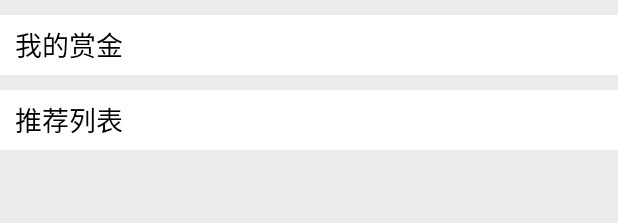
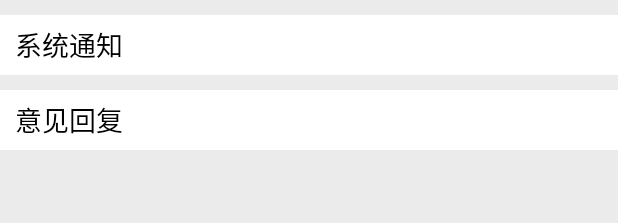
Before and after one commit to MoMoWait/AutoMiniProgram, an Android app: the layout fragment_notifaction.xml on its own in the app's theme, with its tools: preview values and no code run, on a phone screen of 412 x 824 dp. Shown: the top 223 px of the screen. Run offline under Robolectric (Android 15) with nearby library versions, the phone set to English and light mode, and no system bars.

Commit message:
Update main UI.
Signed-off-by: fly.gao <18396189097@163.com>

```diff
--- a/app/src/main/java/cn/edu/fjnu/autominiprogram/data/ConstData.java
+++ b/app/src/main/java/cn/edu/fjnu/autominiprogram/data/ConstData.java
@@ -90,14 +90,14 @@ public class ConstData {
     /**
      * 底部导航栏的文字选中显示
      */
-    public static final int TAB_SELECT_TEXT_COLOR = ContextCompat.getColor(CommonValues.application, R.color.tab_select_text_green);
+    public static final int TAB_SELECT_TEXT_COLOR = ContextCompat.getColor(CommonValues.application, R.color.tab_select_text_blue);
     /**
      * 底部导航项
      */
     public static final TabItem[] TAB_ITEMS = new TabItem[]{
             //new TabItem(CommonValues.application.getString(R.string.app_name), R.mipmap.home_normal, R.mipmap.home_select_green, TAB_TEXT_COLOR, TAB_SELECT_TEXT_COLOR, HomeAllFragment.class),
             new TabItem(CommonValues.application.getString(R.string.home), R.mipmap.home_normal, R.mipmap.home_select_blue, TAB_TEXT_COLOR, TAB_SELECT_TEXT_COLOR, HomeFragment.class),
-            new TabItem(CommonValues.application.getString(R.string.notifiaction), R.mipmap.discovery_normal, R.mipmap.home_select_blue, TAB_TEXT_COLOR, TAB_SELECT_TEXT_COLOR, NotifactionFragment.class),
+            new TabItem(CommonValues.application.getString(R.string.notifiaction), R.mipmap.discovery_normal, R.mipmap.discovery_select_blue, TAB_TEXT_COLOR, TAB_SELECT_TEXT_COLOR, NotifactionFragment.class),
             new TabItem(CommonValues.application.getString(R.string.setting), R.mipmap.message_normal, R.mipmap.message_select_blue, TAB_TEXT_COLOR, TAB_SELECT_TEXT_COLOR, SettingsFramgnet.class),
 //            new TabItem(CommonValues.application.getString(R.string.my), R.mipmap.my_normal, R.mipmap.my_select_green, TAB_TEXT_COLOR, TAB_SELECT_TEXT_COLOR, MyFragment.class)
     };
--- a/app/src/main/res/layout/fragment_notifaction.xml
+++ b/app/src/main/res/layout/fragment_notifaction.xml
@@ -24,7 +24,7 @@
                     android:layout_height="match_parent"
                     android:layout_marginLeft="10dp"
                     android:gravity="center"
-                    android:text="我的赏金"
+                    android:text="系统通知"
                     android:textColor="@color/black"
                     android:textSize="18sp" />
             </LinearLayout>
@@ -41,7 +41,7 @@
                     android:layout_height="match_parent"
                     android:layout_marginLeft="10dp"
                     android:gravity="center"
-                    android:text="推荐列表"
+                    android:text="意见回复"
                     android:textColor="@color/black"
                     android:textSize="18sp" />
             </LinearLayout>
```
Also changed, not shown: app/src/main/res/layout/fragment_settings.xml (+0 -17 lines).
